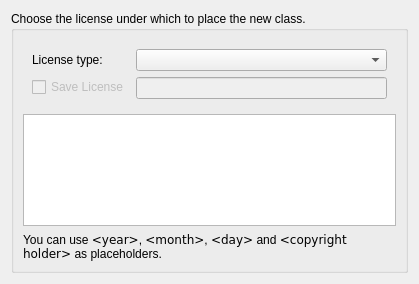
KDE/kdevelop, file plugins/filetemplates/ui/licensechooser.ui: the form before one commit.
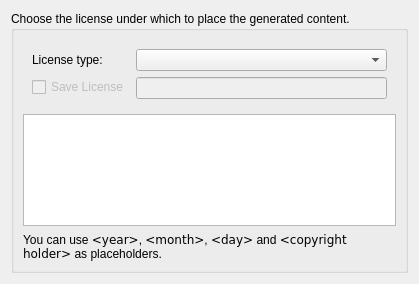
The form after the commit. Custom widgets are drawn as their Qt base class.

Commit message: File template dialog: s/new class/generated content/ on generic pages

```diff
--- a/plugins/filetemplates/ui/licensechooser.ui
+++ b/plugins/filetemplates/ui/licensechooser.ui
@@ -14,7 +14,7 @@
    <item>
     <widget class="QGroupBox" name="groupBox">
      <property name="title">
-      <string>Choose the license under which to place the new class.</string>
+      <string>Choose the license under which to place the generated content.</string>
      </property>
      <layout class="QVBoxLayout" name="verticalLayout">
       <item>
```
The commit also changes 1 other file.
